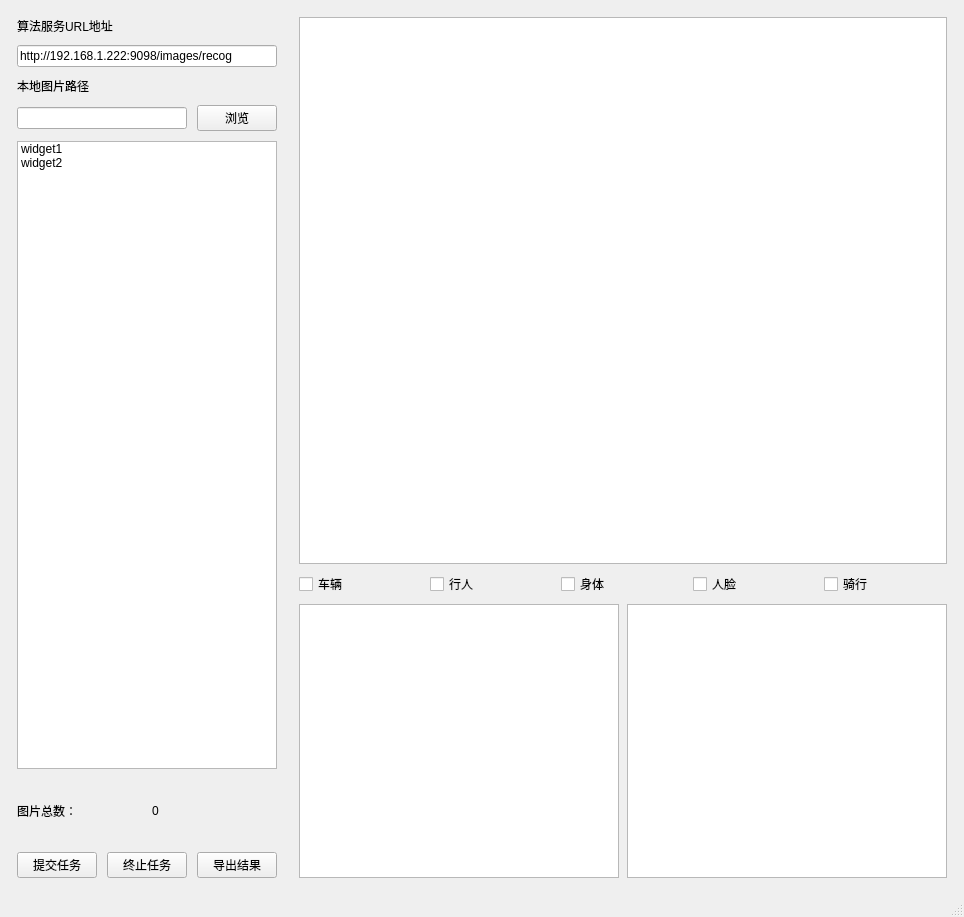
Old version of the form IOESDemo.ui in the repository JohnChain/IOESDemo.
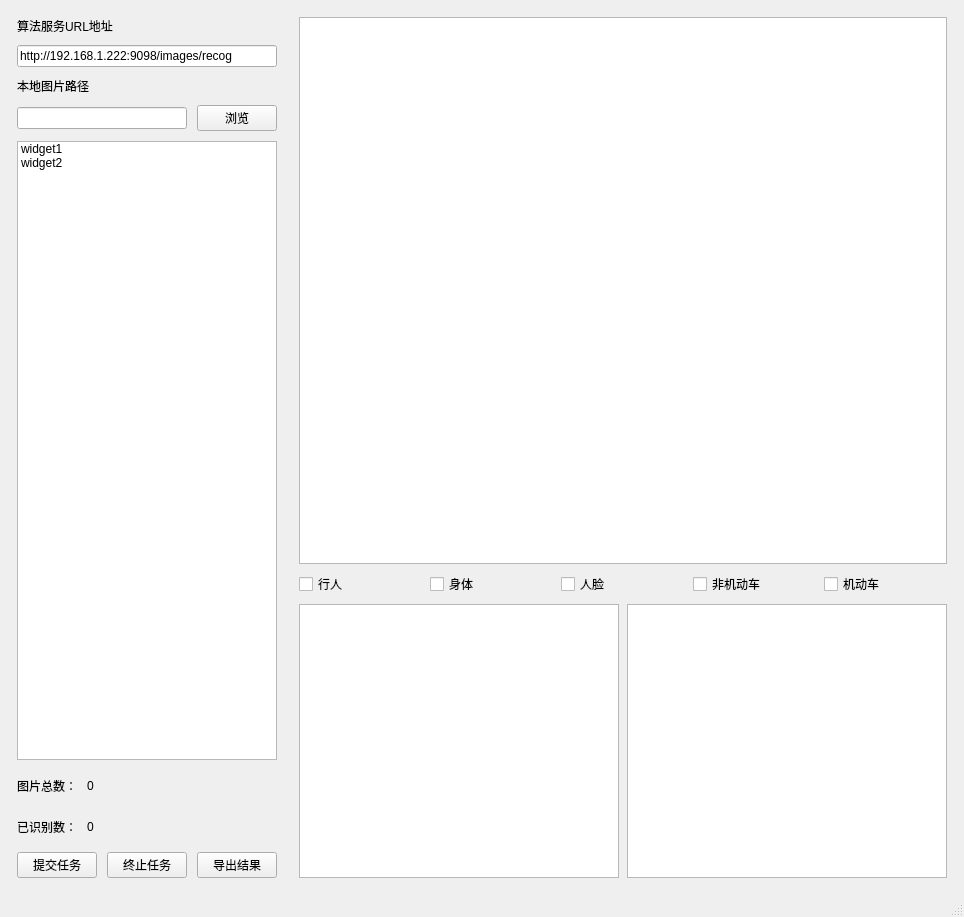
New version of the form.

Commit message: add names for widgets

```diff
--- a/IOESDemo.ui
+++ b/IOESDemo.ui
@@ -24,7 +24,7 @@
        <enum>QLayout::SetFixedSize</enum>
       </property>
       <item>
-       <layout class="QVBoxLayout" name="verticalLayout" stretch="0,0,0,0,10,1,0">
+       <layout class="QVBoxLayout" name="verticalLayout" stretch="0,0,0,0,20,1,1,1">
         <property name="spacing">
          <number>10</number>
         </property>
@@ -97,16 +97,34 @@
          </widget>
         </item>
         <item>
-         <layout class="QHBoxLayout" name="horizontalLayout_2">
+         <layout class="QHBoxLayout" name="horizontalLayout_7" stretch="0,1">
           <item>
-           <widget class="QLabel" name="label_3">
+           <widget class="QLabel" name="label_6">
             <property name="text">
              <string>图片总数：</string>
             </property>
            </widget>
           </item>
           <item>
-           <widget class="QLabel" name="label_4">
+           <widget class="QLabel" name="lblTotalImageNum">
+            <property name="text">
+             <string>0</string>
+            </property>
+           </widget>
+          </item>
+         </layout>
+        </item>
+        <item>
+         <layout class="QHBoxLayout" name="horizontalLayout_2" stretch="0,1">
+          <item>
+           <widget class="QLabel" name="label_3">
+            <property name="text">
+             <string>已识别数：</string>
+            </property>
+           </widget>
+          </item>
+          <item>
+           <widget class="QLabel" name="lblParsedImageNumber">
             <property name="text">
              <string>0</string>
             </property>
@@ -167,14 +185,7 @@
         <item>
          <layout class="QHBoxLayout" name="horizontalLayout_4">
           <item>
-           <widget class="QCheckBox" name="checkBox_4">
-            <property name="text">
-             <string>车辆</string>
-            </property>
-           </widget>
-          </item>
-          <item>
-           <widget class="QCheckBox" name="checkBox">
+           <widget class="QCheckBox" name="cbxPerson">
             <property name="text">
              <string>行人</string>
             </property>
@@ -197,7 +208,14 @@
           <item>
            <widget class="QCheckBox" name="checkBox_5">
             <property name="text">
-             <string>骑行</string>
+             <string>非机动车</string>
+            </property>
+           </widget>
+          </item>
+          <item>
+           <widget class="QCheckBox" name="cbxCar">
+            <property name="text">
+             <string>机动车</string>
             </property>
            </widget>
           </item>
```
Left out of the diff: 26 changed lines with no effect on the pictures. The commit also changes 3 other files.
